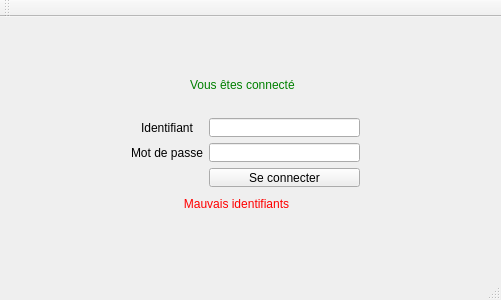
Old version of the form app/gui/window.ui in the repository Nokitoo/Nautiljon-Notifier.
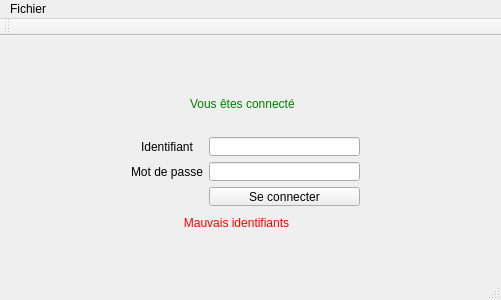
New version of the form.

Commit message: Add quit action on menu bar

What changed in the file:
```diff
--- a/app/gui/window.ui
+++ b/app/gui/window.ui
@@ -142,6 +142,9 @@
    </widget>
   </widget>
   <widget class="QMenuBar" name="menuBar">
+   <property name="enabled">
+    <bool>true</bool>
+   </property>
    <property name="geometry">
     <rect>
      <x>0</x>
@@ -150,6 +153,13 @@
      <height>21</height>
     </rect>
    </property>
+   <widget class="QMenu" name="menuFichier">
+    <property name="title">
+     <string>Fichier</string>
+    </property>
+    <addaction name="actionQuit"/>
+   </widget>
+   <addaction name="menuFichier"/>
   </widget>
   <widget class="QToolBar" name="mainToolBar">
    <property name="enabled">
```
Left out of the diff: 26 changed lines with no effect on the pictures. The commit also changes 3 other files.
